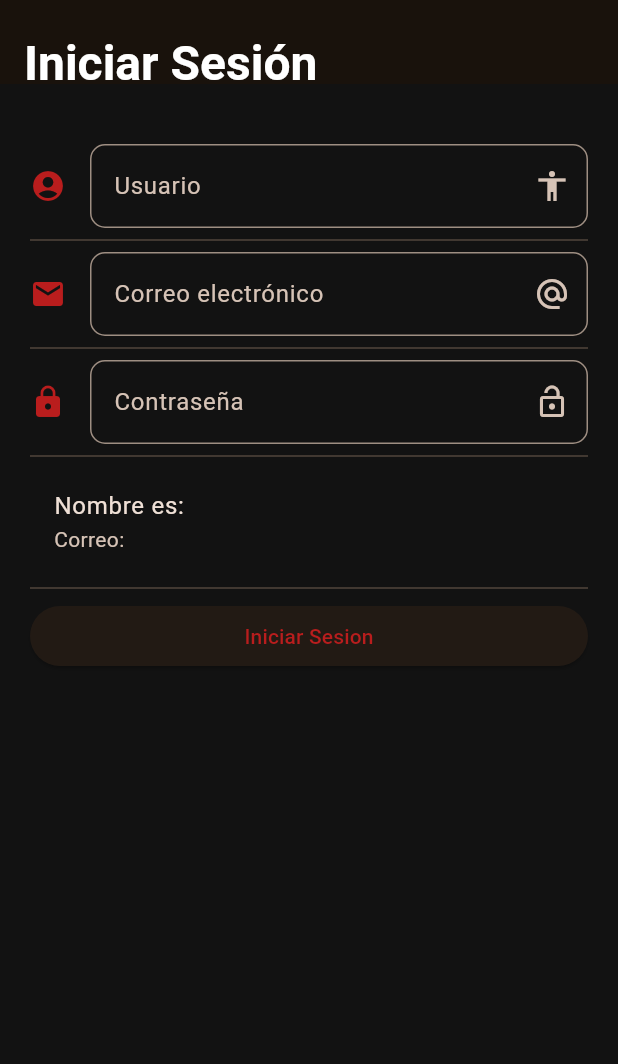
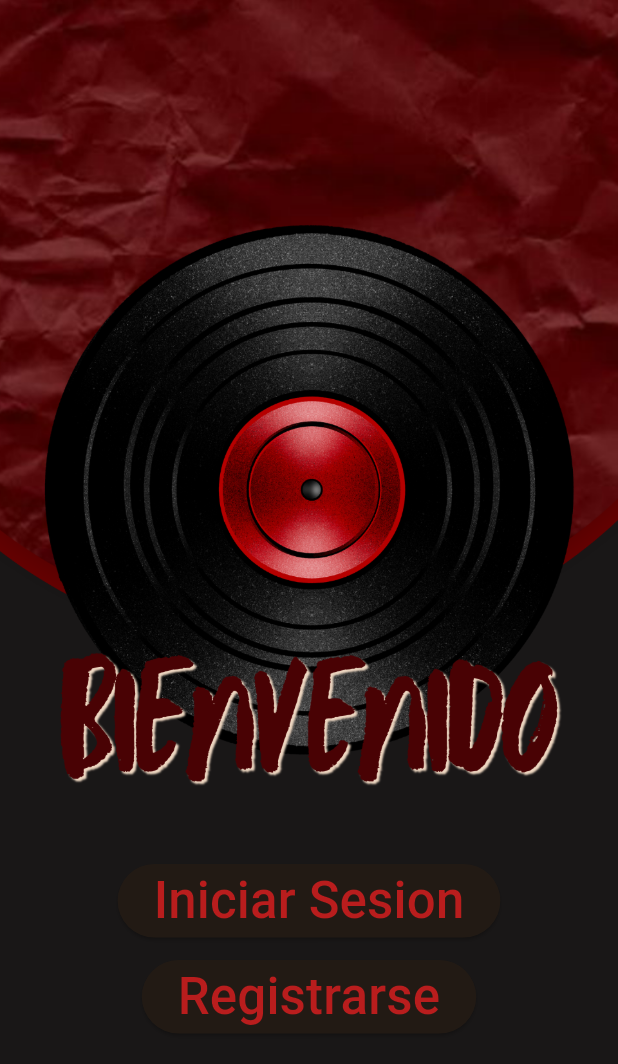
Before and after one commit to LucaMazzei7/App_Music, a Flutter app: the screen it shows after launch, on a phone screen of 412 x 824 dp. Shown: the top 1064 px of the screen. Run offline on Flutter 3.47's test engine with Material 3 defaults, Android fonts, the phone set to English and light mode, and no system bars.

Commit message:
terminado(pulir)

```diff
--- a/lib/src/app.dart
+++ b/lib/src/app.dart
@@ -1,7 +1,7 @@
 // lib/src/app.dart
 import 'package:flutter/material.dart';
 import 'package:provider/provider.dart';
-
+import 'package:flutter_localizations/flutter_localizations.dart';
 // Importamos tus dos providers centralizados
 import 'provider/favoritos_provider.dart';
 import 'provider/playlist_provider.dart';
@@ -18,7 +18,7 @@ class MyApp extends StatelessWidget {
       providers: [
         ChangeNotifierProvider(create: (context) => FavoritosProvider()),
         ChangeNotifierProvider(create: (context) => PlaylistProvider()),
-        ChangeNotifierProvider(create: (_) => ReproductorProvider(),),
+        ChangeNotifierProvider(create: (_) => ReproductorProvider()),
       ],
       child: MaterialApp(
         title: 'Music App',
@@ -34,6 +34,17 @@ class MyApp extends StatelessWidget {
             brightness: Brightness.dark,
           ),
         ),
+        localizationsDelegates: const [
+          // Delegados
+          GlobalMaterialLocalizations
+              .delegate, // Traduce componentes Material (ej. Calendarios)
+          GlobalWidgetsLocalizations
+              .delegate, // Traduce la dirección del texto (ej. de Izq a Der)
+          GlobalCupertinoLocalizations
+              .delegate, // Traduce componentes estilo iOS
+        ],
+        // Definimos los idiomas soportados por nuestra aplicación
+        supportedLocales: const [Locale('en', 'US'), Locale('es', 'ES')],
       ),
     );
   }
--- a/lib/src/pages/iniciar_sesion.dart
+++ b/lib/src/pages/iniciar_sesion.dart
@@ -10,8 +10,6 @@ class InicioSesion extends StatefulWidget {
 }
 
 class IniciarSesion extends State<InicioSesion> {
-  String _nombre = '';
-  String _email = '';
   final TextEditingController _iniciarSesion = TextEditingController();
 
   @override
@@ -34,52 +32,26 @@ class IniciarSesion extends State<InicioSesion> {
   Widget build(BuildContext context) {
     return Scaffold(
       appBar: AppBar(
-        title: Padding(
-          padding: const EdgeInsets.only(top: 30.0),
-          child: const Text(
-            'Iniciar Sesión',
-            style: TextStyle(
-              color: Colors.white,
-              fontSize: 32,
-              fontWeight: FontWeight.bold,
-            ),
+        title: const Text(
+          'Iniciar Sesion',
+          style: TextStyle(
+            color: Colors.white,
+            fontSize: 32,
+            fontWeight: FontWeight.bold,
           ),
         ),
       ),
       body: ListView(
-        padding: EdgeInsets.symmetric(horizontal: 20.0, vertical: 15.0),
+        padding: EdgeInsets.symmetric(horizontal: 20.0, vertical: 30.0),
         children: [
           const SizedBox(height: 25),
-          _crearInput(),
-          Divider(),
           _crearEmail(),
           Divider(),
           _crearPassword(),
-          Divider(),
-          _crearPersona(),
-          Divider(),
-          _crearBoton(),
+          const SizedBox(height: 25),
+          _iniciarsesion(),
         ],
       ),
-    );
-  }
-
-  Widget _crearInput() {
-    return TextField(
-      textCapitalization: TextCapitalization.sentences,
-      decoration: InputDecoration(
-        iconColor: Theme.of(context).colorScheme.primary,
-        border: OutlineInputBorder(borderRadius: BorderRadius.circular(10.0)),
-        hintText: 'Usuario',
-        labelText: 'Usuario',
-        suffixIcon: Icon(Icons.accessibility),
-        icon: Icon(Icons.account_circle),
-      ),
-      onChanged: (valor) {
-        setState(() {
-          _nombre = valor;
-        });
-      },
     );
   }
 
@@ -96,11 +68,6 @@ class IniciarSesion extends State<InicioSesion> {
         suffixIcon: Icon(Icons.alternate_email),
         icon: Icon(Icons.email),
       ),
-      onChanged: (valor) {
-        setState(() {
-          _email = valor;
-        });
-      },
     );
   }
 
@@ -123,19 +90,12 @@ class IniciarSesion extends State<InicioSesion> {
     );
   }
 
-  Widget _crearPersona() {
-    return ListTile(
-      title: Text('Nombre es: $_nombre'),
-      subtitle: Text('Correo: $_email'),
-    );
-  }
-
-  Widget _crearBoton() {
+  Widget _iniciarsesion() {
     return ElevatedButton(
       onPressed: () {
         Navigator.pushNamed(context, 'Navigator');
       },
-      child: const Text('Iniciar Sesion'),
+      child: const Text('Iniciar Sesion', style: TextStyle(fontSize: 24)),
     );
   }
 }
--- /dev/null
+++ b/lib/src/pages/inicio.dart
@@ -0,0 +1,53 @@
+import 'package:flutter/material.dart';
+
+class Inicio extends StatefulWidget {
+  const Inicio({super.key, required this.title});
+  final String title;
+  @override
+  State<Inicio> createState() => Iniciar();
+}
+
+class Iniciar extends State<Inicio> {
+  @override
+  Widget build(BuildContext context) {
+    return Scaffold(
+      body: Container(
+        decoration: const BoxDecoration(
+          image: DecorationImage(
+            image: AssetImage('assets/image/bienvenido.png'),
+            fit: BoxFit.cover,
+          ),
+        ),
+        child: Center(
+          child: Column(
+            mainAxisAlignment: MainAxisAlignment.end,
+            children: [
+              _crearInicio(),
+              const SizedBox(height: 15),
+              _crearRegistro(),
+              const SizedBox(height: 135),
+            ],
+          ),
+        ),
+      ),
+    );
+  }
+
+  Widget _crearRegistro() {
+    return ElevatedButton(
+      onPressed: () {
+        Navigator.pushNamed(context, 'Registro');
+      },
+      child: const Text('Registrarse', style: TextStyle(fontSize: 34)),
+    );
+  }
+
+  Widget _crearInicio() {
+    return ElevatedButton(
+      onPressed: () {
+        Navigator.pushNamed(context, 'IniciarSesion');
+      },
+      child: const Text('Iniciar Sesion', style: TextStyle(fontSize: 34)),
+    );
+  }
+}
--- a/lib/src/routes/routes.dart
+++ b/lib/src/routes/routes.dart
@@ -7,12 +7,18 @@ import '../pages/crear_playlist.dart';
 import '../pages/navigation_page.dart';
 import '../pages/ver_playlist.dart';
 import '../pages/agregar_canciones.dart';
+import '../pages/inicio.dart';
+import '../pages/registrarse.dart';
 
 // Función que retorna el mapa de rutas configurado
 Map<String, WidgetBuilder> getApplicationRoutes() {
   return <String, WidgetBuilder>{
     // La ruta raíz '/' ahora pasa a ser la NavigationPage
-    '/': (BuildContext context) => const InicioSesion(title: 'Iniciar sesión'),
+    'IniciarSesion': (BuildContext context) =>
+        const InicioSesion(title: 'Iniciar sesión'),
+    'Registro': (BuildContext context) => const RegistroSesion(title: 'Inicio'),
+
+    '/': (BuildContext context) => const Inicio(title: 'Inicio'),
 
     // Mantenemos las rutas a las páginas individuales para acceso directo
     'Login': (BuildContext context) =>
--- a/pubspec.yaml
+++ b/pubspec.yaml
@@ -10,7 +10,8 @@ environment:
 dependencies:
   flutter:
     sdk: flutter
-
+  flutter_localizations:
+    sdk: flutter
   cupertino_icons: ^1.0.8
 
   # === DEPENDENCIAS DE SPOTIFY Y MANEJO DE ESTADO ===
@@ -27,3 +28,4 @@ flutter:
   uses-material-design: true
   assets:
     - data/menu_opts.json
+    - assets/image/
```
Also changed, not shown: lib/src/pages/registrarse.dart (added, +190 -0 lines), assets/image/Bienvenidos.png (added), assets/image/bienvenido.png (added), pubspec.lock.
